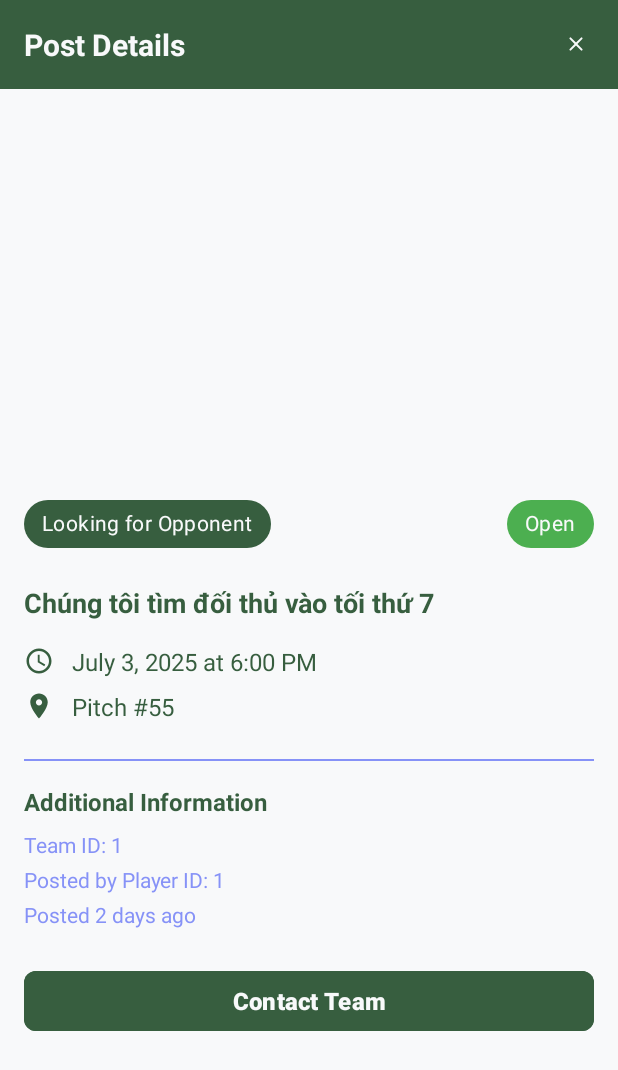
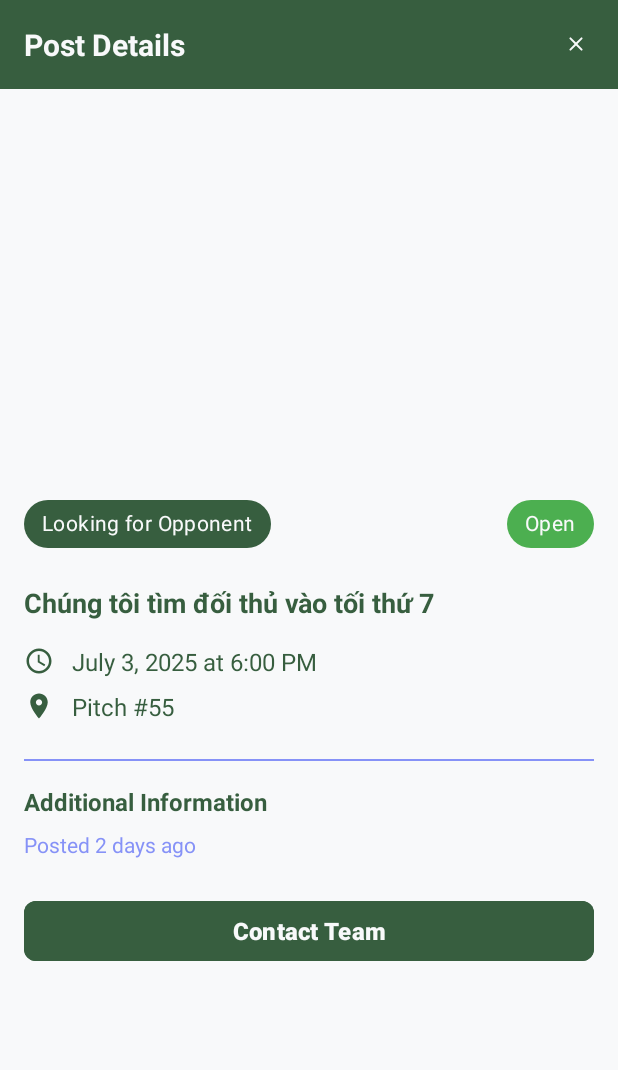
Before and after one commit to XhuyZ/FMA_FE, an Android app: the layout dialog_post_detail.xml on its own in the app's theme, with its tools: preview values and no code run, on a phone screen of 412 x 824 dp. Shown: the top 1070 px of the screen. Run offline under Robolectric (Android 15) with nearby library versions, the phone set to English and light mode, and no system bars.

Commit message:
include pitchName in matchposts

```diff
--- a/app/build.gradle.kts
+++ b/app/build.gradle.kts
@@ -37,7 +37,7 @@ android {
 }
 
 dependencies {
-
+    implementation(platform("com.google.firebase:firebase-bom:32.7.0"))
     implementation("de.hdodenhof:circleimageview:3.1.0")
     implementation("com.github.bumptech.glide:glide:4.15.1")
     implementation("com.squareup.picasso:picasso:2.8")
@@ -60,6 +60,8 @@ dependencies {
     // FirebaseUI for Firebase Auth
     implementation ("com.firebaseui:firebase-ui-auth:9.0.0")
 
+
+    implementation ("com.google.firebase:firebase-analytics")
     // FirebaseUI for Cloud Storage
     implementation ("com.firebaseui:firebase-ui-storage:9.0.0")
 // UI & layout
--- a/app/src/main/java/com/example/fma_fe/adapters/PostAdapter.java
+++ b/app/src/main/java/com/example/fma_fe/adapters/PostAdapter.java
@@ -108,7 +108,7 @@ public class PostAdapter extends RecyclerView.Adapter<PostAdapter.PostViewHolder
             txtMatchTime.setText(formattedTime);
 
             // Set pitch info
-            txtPitchInfo.setText("Pitch #" + post.getPitchId());
+            txtPitchInfo.setText(post.getPitchName());
 
             // Set created at with relative time
             String relativeTime = getRelativeTime(post.getCreatedAt());
--- a/app/src/main/res/layout/dialog_post_detail.xml
+++ b/app/src/main/res/layout/dialog_post_detail.xml
@@ -181,23 +181,7 @@
                     android:textColor="@color/primary_green"
                     android:layout_marginBottom="8dp" />
 
-                <TextView
-                    android:id="@+id/txt_team_info"
-                    android:layout_width="match_parent"
-                    android:layout_height="wrap_content"
-                    android:text="Team ID: 1"
-                    android:textSize="14sp"
-                    android:textColor="@color/lavender"
-                    android:layout_marginBottom="4dp" />
 
-                <TextView
-                    android:id="@+id/txt_player_info"
-                    android:layout_width="match_parent"
-                    android:layout_height="wrap_content"
-                    android:text="Posted by Player ID: 1"
-                    android:textSize="14sp"
-                    android:textColor="@color/lavender"
-                    android:layout_marginBottom="4dp" />
 
                 <TextView
                     android:id="@+id/txt_created_at_detail"
```
Also changed, not shown: app/src/main/java/com/example/fma_fe/activities/HomeFragment.java (+52 -6 lines), app/src/main/java/com/example/fma_fe/dialogs/PostDetailDialog.java (+1 -9 lines), app/src/main/java/com/example/fma_fe/models/Post.java (+8 -4 lines), 2 other files.
